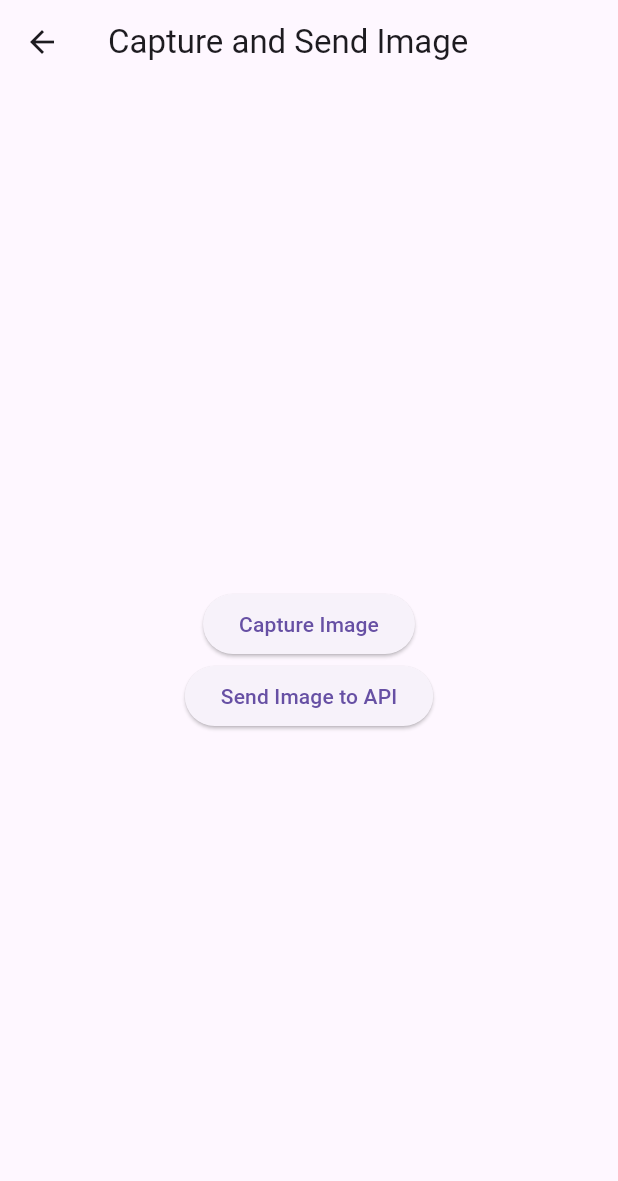
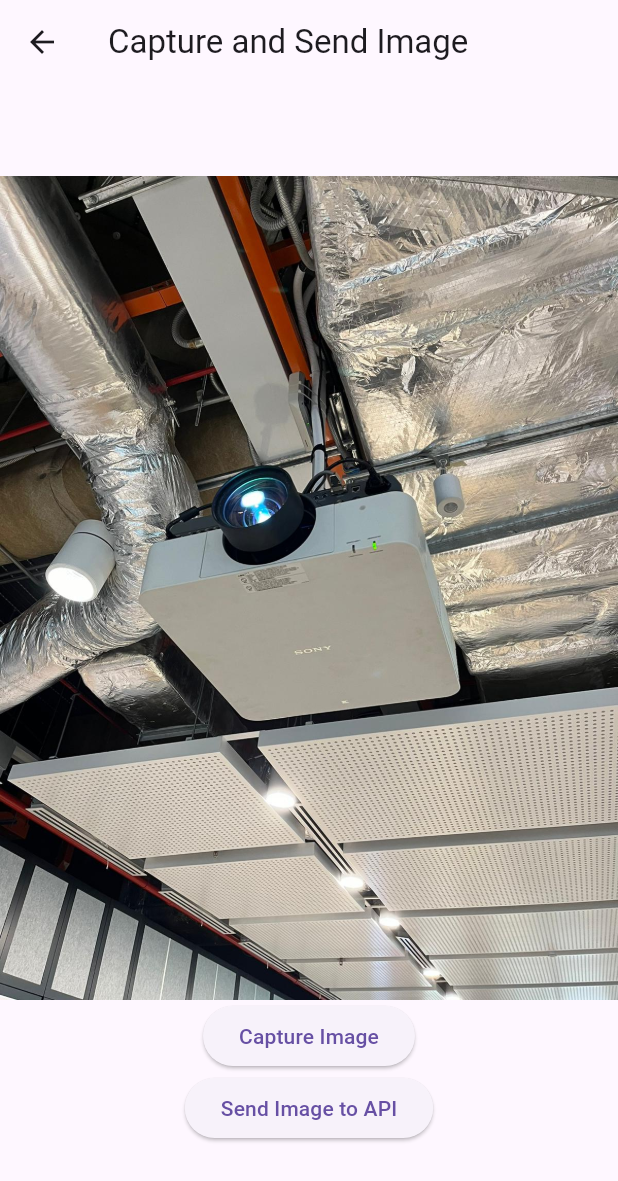
Before and after one commit to shubhammatta/green-home-hackmania, a Flutter app: the ScanAppliance screen opened directly, after a tap on "Send Image to API", on a phone screen of 412 x 824 dp. Shown: the top 1181 px of the screen. Run offline on Flutter 3.47's test engine with Material 3 defaults, Android fonts, the phone set to English and light mode, and no system bars; our stand-ins replace flutter_dotenv, image_picker.

Commit message:
added scan.dart

```diff
--- a/greenhome/lib/main.dart
+++ b/greenhome/lib/main.dart
@@ -24,8 +24,8 @@ class MainApp extends StatelessWidget {
       ),
       initialRoute: '/',
       routes: {
-        // '/': (context) => LandingScreen(context: context),
-        '/': (context) => const ScanAppliance(),
+        '/': (context) => LandingScreen(context: context),
+        // '/': (context) => const ScanAppliance(),
         '/home': (context) => home(context),
         '/dashboard': (context) => const Dashboard(
               isNewUser: true,
--- a/greenhome/lib/screen/scan.dart
+++ b/greenhome/lib/screen/scan.dart
@@ -1,8 +1,11 @@
 import 'dart:io';
 
 import 'package:flutter/material.dart';
+import 'package:flutter/services.dart';
 import 'package:image_picker/image_picker.dart';
 import 'package:http/http.dart' as http;
+import 'package:flutter_dotenv/flutter_dotenv.dart';
+import 'package:path_provider/path_provider.dart';
 
 class ScanAppliance extends StatefulWidget {
   const ScanAppliance({super.key});
@@ -14,8 +17,11 @@ class ScanAppliance extends StatefulWidget {
 class _ScanApplianceState extends State<ScanAppliance> {
   final ImagePicker _imagePicker = ImagePicker();
   File? _imageFile;
+  bool isWaiting = false;
 
   Future<void> _captureImage() async {
+    await dotenv.load();
+    print(dotenv.env['API_ENDPOINT']);
     final XFile? image =
         await _imagePicker.pickImage(source: ImageSource.camera);
     setState(() {
@@ -24,23 +30,43 @@ class _ScanApplianceState extends State<ScanAppliance> {
   }
 
   Future<void> _sendImageToApi() async {
-    if (_imageFile == null) {
-      print('No image captured');
-      return;
+    await dotenv.load(fileName: '.env');
+    String apiEndPoint = dotenv.env['API_ENDPOINT']!;
+    var image = const AssetImage('asset/images/sony.jpeg');
+    print(image.keyName);
+
+    final byteData = await rootBundle.load('asset/images/sony.jpeg');
+    final buffer = byteData.buffer;
+    final directory = await getTemporaryDirectory();
+    final filePath = '${directory.path}/tempImage';
+    final file = await File(filePath).writeAsBytes(
+        buffer.asUint8List(byteData.offsetInBytes, byteData.lengthInBytes));
+
+    var headers = {'category': 'Projector'};
+    var request = http.MultipartRequest('POST', Uri.parse(apiEndPoint));
+    request.files
+        .add(await http.MultipartFile.fromPath('image_path', file.path));
+    request.headers.addAll(headers);
+    try {
+      setState(() {
+        isWaiting = true;
+      });
+      http.StreamedResponse response = await request.send();
+      if (response.statusCode == 200) {
+        var result = await response.stream.bytesToString();
+        if (mounted) {
+          Navigator.pop(context, result);
+        }
+      } else {
+        print(response.reasonPhrase);
+      }
+    } catch (e) {
+      print(e);
     }
-
-    const String apiUrl = 'https://example.com/api/upload';
-    final uri = Uri.parse(apiUrl);
-    final request = http.MultipartRequest('POST', uri);
-    request.files
-        .add(await http.MultipartFile.fromPath('image', _imageFile!.path));
-
-    final response = await request.send();
-    if (response.statusCode == 200) {
-      print('Image uploaded successfully');
-      // Handle the API response here
-    } else {
-      print('Failed to upload image. Error: ${response.statusCode}');
+    if (mounted) {
+      setState(() {
+        isWaiting = false;
+      });
     }
   }
 
@@ -60,14 +86,17 @@ class _ScanApplianceState extends State<ScanAppliance> {
                 width: 200,
                 height: 200,
               ),
+            const Image(image: AssetImage('asset/images/sony.jpeg')),
             ElevatedButton(
               onPressed: _captureImage,
               child: const Text('Capture Image'),
             ),
-            ElevatedButton(
-              onPressed: _sendImageToApi,
-              child: const Text('Send Image to API'),
-            ),
+            isWaiting
+                ? const CircularProgressIndicator()
+                : ElevatedButton(
+                    onPressed: _sendImageToApi,
+                    child: const Text('Send Image to API'),
+                  ),
           ],
         ),
       ),
--- a/greenhome/pubspec.yaml
+++ b/greenhome/pubspec.yaml
@@ -9,9 +9,10 @@ environment:
 dependencies:
   image_picker: ^1.0.7
   http: ^1.2.1
+  flutter_dotenv: ^5.1.0
   flutter:
     sdk: flutter
-  http: ^1.2.1
+  path_provider: ^2.1.2
 
 dev_dependencies:
   flutter_test:
@@ -22,5 +23,6 @@ flutter:
   uses-material-design: true
   assets:
     - asset/images/
+    - .env
 
 http: ^0.13.5 # or the latest version
```
Also changed, not shown: greenhome/lib/screen/dashboard.dart (+42 -8 lines), greenhome/asset/images/sony.jpeg (added), greenhome/pubspec.lock, 3 other files.
